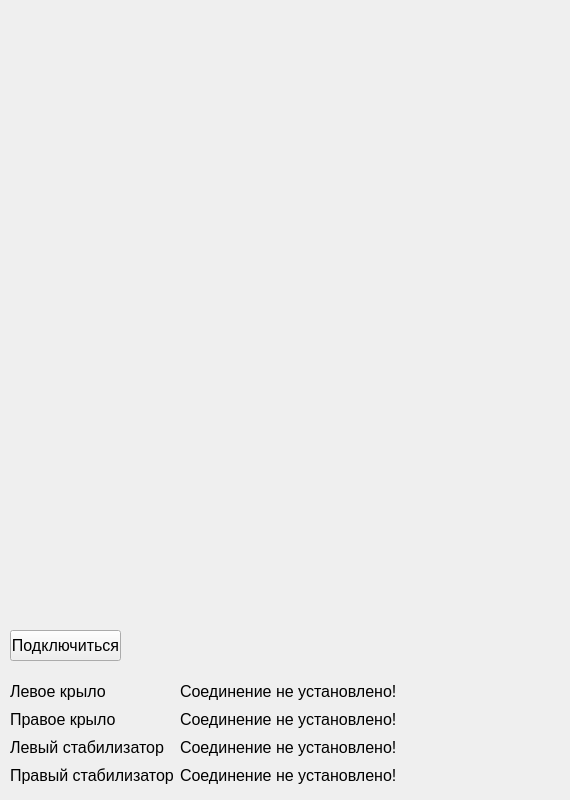
Old version of the form src/gui/res/mainwindow.ui in the repository Hryapusek/airplane-python.
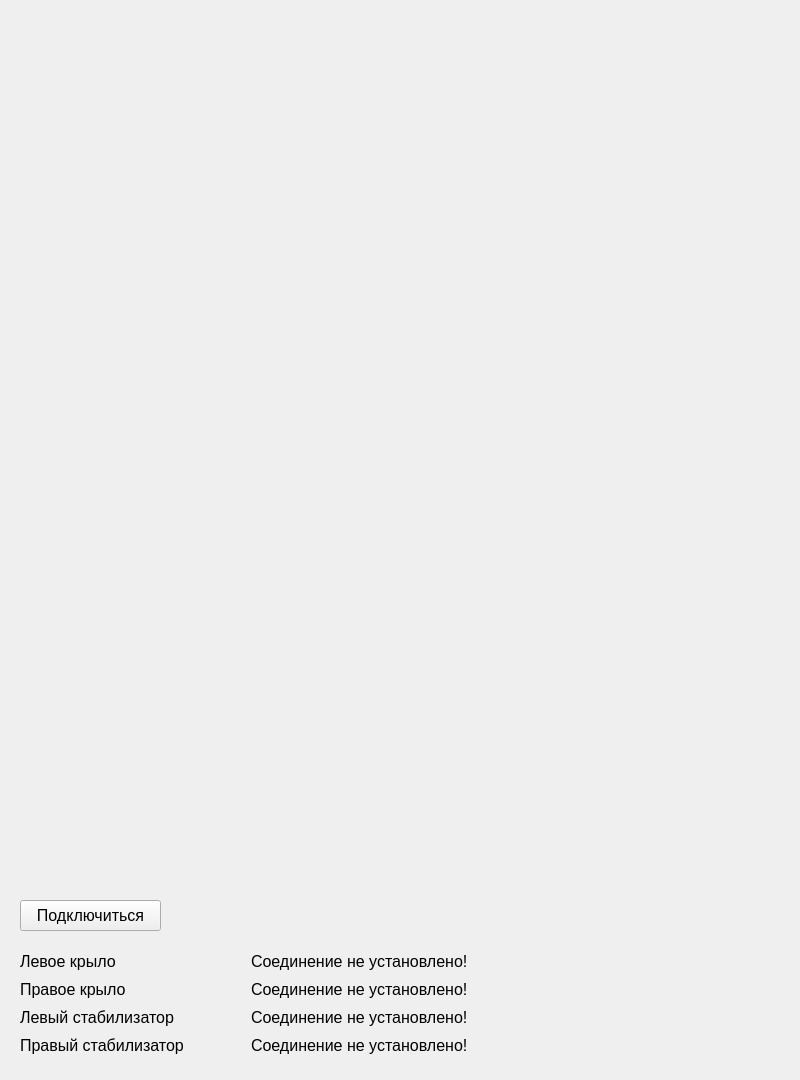
New version of the form.

Commit message: ui was resized

Patch:
```diff
--- a/src/gui/res/mainwindow.ui
+++ b/src/gui/res/mainwindow.ui
@@ -6,8 +6,8 @@
    <rect>
     <x>0</x>
     <y>0</y>
-    <width>570</width>
-    <height>800</height>
+    <width>800</width>
+    <height>1080</height>
    </rect>
   </property>
   <property name="windowTitle">
@@ -17,9 +17,9 @@
    <widget class="QPushButton" name="connect_btn">
     <property name="geometry">
      <rect>
-      <x>10</x>
-      <y>630</y>
-      <width>111</width>
+      <x>20</x>
+      <y>900</y>
+      <width>141</width>
       <height>31</height>
      </rect>
     </property>
@@ -32,16 +32,16 @@
      <string>Подключиться</string>
     </property>
    </widget>
-   <widget class="QWidget" name="">
+   <widget class="QWidget" name="layoutWidget">
     <property name="geometry">
      <rect>
-      <x>10</x>
-      <y>680</y>
-      <width>428</width>
+      <x>20</x>
+      <y>950</y>
+      <width>531</width>
       <height>106</height>
      </rect>
     </property>
-    <layout class="QHBoxLayout" name="horizontalLayout" stretch="0,2">
+    <layout class="QHBoxLayout" name="horizontalLayout" stretch="3,4">
      <item>
       <layout class="QVBoxLayout" name="verticalLayout">
        <item>
```
The commit also changes 1 other file.
